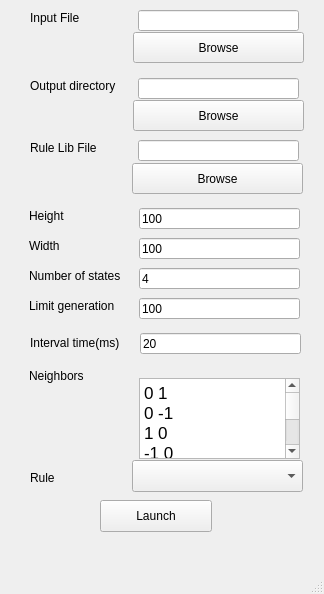
The window that mainwindow.ui (phanmduong/Cellular-Automaton-Simulator) describes before a commit, drawn with Qt 5.
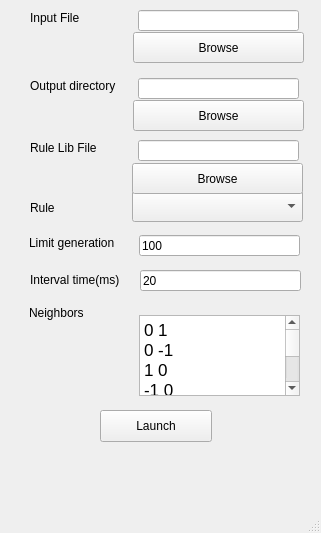
The same window after the commit.

```diff
--- a/mainwindow.ui
+++ b/mainwindow.ui
@@ -9,8 +9,8 @@
    <rect>
     <x>0</x>
     <y>0</y>
-    <width>324</width>
-    <height>594</height>
+    <width>321</width>
+    <height>533</height>
    </rect>
   </property>
   <property name="windowTitle">
@@ -21,7 +21,7 @@
     <property name="geometry">
      <rect>
       <x>29</x>
-      <y>368</y>
+      <y>305</y>
       <width>81</width>
       <height>16</height>
      </rect>
@@ -34,7 +34,7 @@
     <property name="geometry">
      <rect>
       <x>100</x>
-      <y>500</y>
+      <y>410</y>
       <width>112</width>
       <height>32</height>
      </rect>
@@ -43,89 +43,11 @@
      <string>Launch</string>
     </property>
    </widget>
-   <widget class="QLabel" name="label_3">
-    <property name="geometry">
-     <rect>
-      <x>29</x>
-      <y>208</y>
-      <width>58</width>
-      <height>16</height>
-     </rect>
-    </property>
-    <property name="text">
-     <string>Height</string>
-    </property>
-   </widget>
-   <widget class="QLineEdit" name="heightEdit">
-    <property name="geometry">
-     <rect>
-      <x>139</x>
-      <y>208</y>
-      <width>161</width>
-      <height>21</height>
-     </rect>
-    </property>
-    <property name="text">
-     <string>100</string>
-    </property>
-   </widget>
-   <widget class="QLabel" name="label_4">
-    <property name="geometry">
-     <rect>
-      <x>29</x>
-      <y>238</y>
-      <width>58</width>
-      <height>16</height>
-     </rect>
-    </property>
-    <property name="text">
-     <string>Width</string>
-    </property>
-   </widget>
-   <widget class="QLineEdit" name="widthEdit">
-    <property name="geometry">
-     <rect>
-      <x>139</x>
-      <y>238</y>
-      <width>161</width>
-      <height>21</height>
-     </rect>
-    </property>
-    <property name="text">
-     <string>100</string>
-    </property>
-   </widget>
-   <widget class="QLabel" name="label_6">
-    <property name="geometry">
-     <rect>
-      <x>29</x>
-      <y>268</y>
-      <width>111</width>
-      <height>16</height>
-     </rect>
-    </property>
-    <property name="text">
-     <string>Number of states</string>
-    </property>
-   </widget>
-   <widget class="QLineEdit" name="numberOfStateEdit">
-    <property name="geometry">
-     <rect>
-      <x>139</x>
-      <y>268</y>
-      <width>161</width>
-      <height>21</height>
-     </rect>
-    </property>
-    <property name="text">
-     <string>4</string>
-    </property>
-   </widget>
    <widget class="QLabel" name="label_7">
     <property name="geometry">
      <rect>
       <x>29</x>
-      <y>298</y>
+      <y>235</y>
       <width>111</width>
       <height>16</height>
      </rect>
@@ -138,7 +60,7 @@
     <property name="geometry">
      <rect>
       <x>139</x>
-      <y>298</y>
+      <y>235</y>
       <width>161</width>
       <height>21</height>
      </rect>
@@ -151,7 +73,7 @@
     <property name="geometry">
      <rect>
       <x>139</x>
-      <y>378</y>
+      <y>315</y>
       <width>161</width>
       <height>81</height>
      </rect>
@@ -175,7 +97,7 @@
     <property name="geometry">
      <rect>
       <x>132</x>
-      <y>460</y>
+      <y>190</y>
       <width>171</width>
       <height>32</height>
      </rect>
@@ -311,7 +233,7 @@
     <property name="geometry">
      <rect>
       <x>30</x>
-      <y>470</y>
+      <y>200</y>
       <width>58</width>
       <height>16</height>
      </rect>
@@ -324,7 +246,7 @@
     <property name="geometry">
      <rect>
       <x>30</x>
-      <y>335</y>
+      <y>272</y>
       <width>111</width>
       <height>16</height>
      </rect>
@@ -337,7 +259,7 @@
     <property name="geometry">
      <rect>
       <x>140</x>
-      <y>333</y>
+      <y>270</y>
       <width>161</width>
       <height>21</height>
      </rect>
```
Left out of the diff: 2 changed lines with no effect on the pictures.
